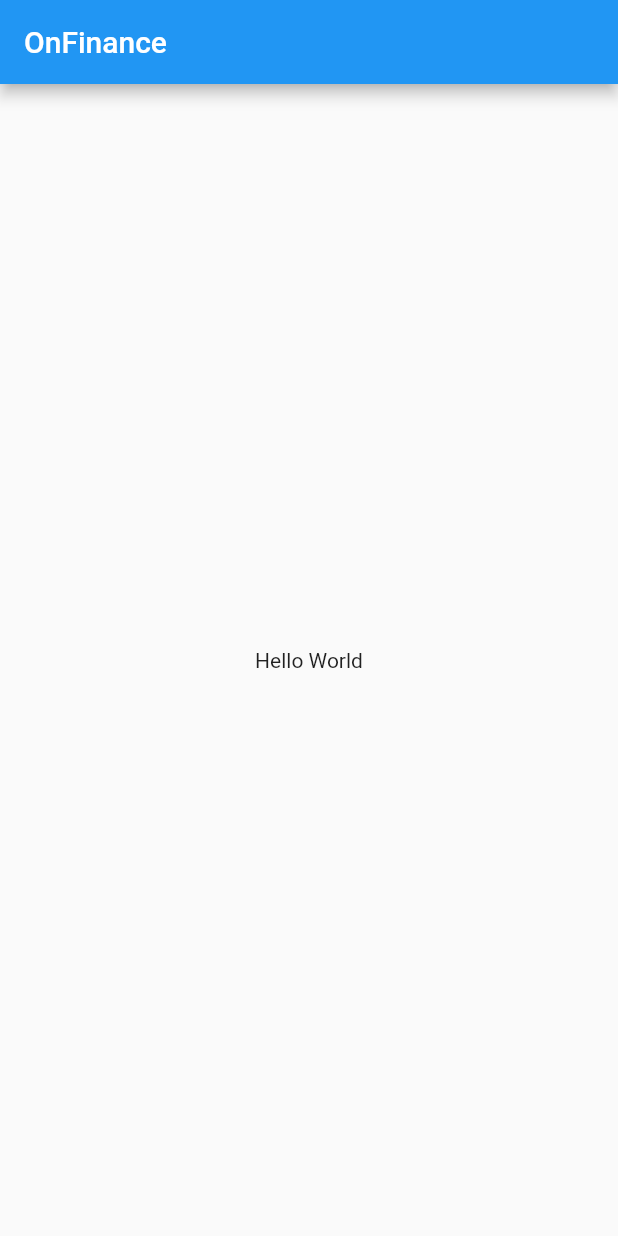
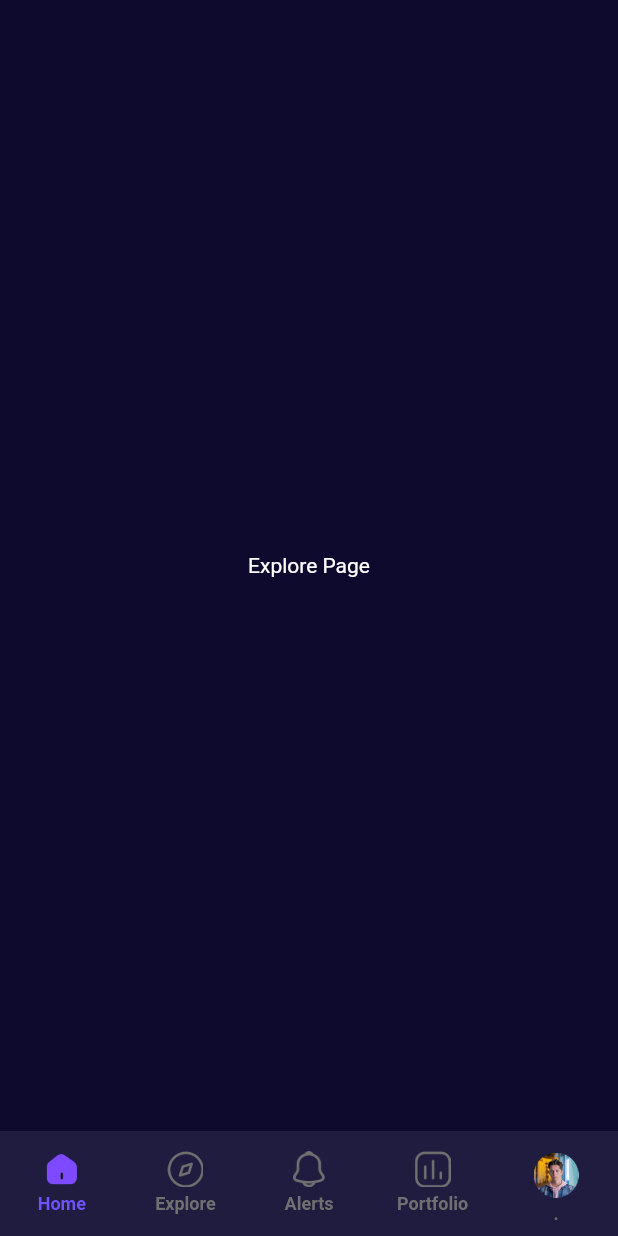
Before and after one commit to AyushTripathi28/OnFinanceAssignment, a Flutter app: the screen it shows after launch, on a phone screen of 412 x 824 dp. Run offline on Flutter 3.47's test engine with Material 2 defaults, Android fonts, the phone set to English and light mode, and no system bars.

Commit message:
bottom navbar without FAB done

```diff
--- a/lib/main.dart
+++ b/lib/main.dart
@@ -1,4 +1,7 @@
 import 'package:flutter/material.dart';
+import 'package:onfinance/utils/bottomnavbar.dart';
+
+import 'utils/constants.dart';
 
 void main() {
   runApp(const MyApp());
@@ -13,8 +16,19 @@ class MyApp extends StatelessWidget {
       title: 'OnFinance',
       theme: ThemeData(
         primarySwatch: Colors.blue,
+        textTheme: ThemeData.light().textTheme.copyWith(
+              headline6: const TextStyle(
+                fontFamily: 'OpenSans',
+                fontSize: 18,
+                fontWeight: FontWeight.bold,
+              ),
+              button: const TextStyle(color: Colors.white),
+            ),
+        fontFamily: 'PlusJakartaSans',
+        scaffoldBackgroundColor: backgroundColor,
+        primaryTextTheme: Typography().white,
       ),
-      home: const HomePage(),
+      home: const BottomNavBar(),
     );
   }
 }
--- /dev/null
+++ b/lib/screens/home_page.dart
@@ -0,0 +1,18 @@
+import 'package:flutter/material.dart';
+
+class HomePage extends StatelessWidget {
+  const HomePage({super.key});
+
+  @override
+  Widget build(BuildContext context) {
+    return const Scaffold(
+      body: Center(
+          child: Text(
+        'Explore Page',
+        style: TextStyle(
+          color: Colors.white,
+        ),
+      )),
+    );
+  }
+}
--- /dev/null
+++ b/lib/utils/bottomnavbar.dart
@@ -0,0 +1,126 @@
+import 'package:flutter/material.dart';
+import 'package:onfinance/screens/explore_page.dart';
+import 'package:onfinance/screens/home_page.dart';
+import 'package:onfinance/screens/alerts_page.dart';
+import 'package:onfinance/screens/portfolio_page.dart';
+import 'package:onfinance/utils/constants.dart';
+
+import '../gen/assets.gen.dart';
+
+class BottomNavBar extends StatefulWidget {
+  const BottomNavBar({Key? key}) : super(key: key);
+  @override
+  State<BottomNavBar> createState() => _BottomNavBarState();
+}
+
+class _BottomNavBarState extends State<BottomNavBar> {
+  int _index = 0;
+  final List<Widget> _widgetOptions = const <Widget>[
+    // pages
+    HomePage(),
+    ExplorePage(),
+    AlertsPage(),
+    PortfolioPage(),
+  ];
+
+  @override
+  void initState() {
+    super.initState();
+    // Run code required to handle interacted messages in an async function
+    // as initState() must not be async
+  }
+
+  @override
+  Widget build(BuildContext context) {
+    return Scaffold(
+      // backgroundColor: white,
+      body: _widgetOptions.elementAt(_index),
+      bottomNavigationBar: SizedBox(
+        height: 70,
+        //---
+        child: BottomNavigationBar(
+          type: BottomNavigationBarType.fixed,
+          currentIndex: _index,
+          onTap: (index) {
+            setState(() {
+              _index = index;
+            });
+          },
+          backgroundColor: moreDarkBlue,
+          selectedItemColor: purple,
+          unselectedItemColor: greyLight,
+          selectedLabelStyle: const TextStyle(
+            fontWeight: FontWeight.bold,
+            fontSize: 12,
+            height: 1.6,
+          ),
+          unselectedLabelStyle: const TextStyle(
+            fontWeight: FontWeight.bold,
+            fontSize: 12,
+            height: 1.6,
+          ),
+          items: [
+            BottomNavigationBarItem(
+              icon: _index == 0
+                  ? Image.asset(
+                      Assets.icons.bottomnavbar.homeActiveIcon.path,
+                      height: 24,
+                    )
+                  : Image.asset(
+                      Assets.icons.bottomnavbar.homeInactiveIcon.path,
+                      height: 24,
+                    ),
+              label: 'Home',
+            ),
+            BottomNavigationBarItem(
+              icon: _index == 1
+                  ? Image.asset(
+                      Assets.icons.bottomnavbar.exploreActiveIcon.path,
+                      height: 24,
+                    )
+                  : Image.asset(
+                      Assets.icons.bottomnavbar.exploreInactiveIcon.path,
+                      height: 24,
+                    ),
+              label: 'Explore',
+            ),
+            BottomNavigationBarItem(
+              icon: _index == 2
+                  ? Image.asset(
+                      Assets.icons.bottomnavbar.alertsActiveIcon.path,
+                      height: 24,
+                    )
+                  : Image.asset(
+                      Assets.icons.bottomnavbar.alertsInactiveIcon.path,
+                      height: 24,
+                    ),
+              label: 'Alerts',
+            ),
+            BottomNavigationBarItem(
+              icon: _index == 3
+                  ? Image.asset(
+                      Assets.icons.bottomnavbar.chartActiveIcon.path,
+                      height: 24,
+                    )
+                  : Image.asset(
+                      Assets.icons.bottomnavbar.chartInactiveIcon.path,
+                      height: 24,
+                    ),
+              label: 'Portfolio',
+            ),
+            BottomNavigationBarItem(
+              icon: Padding(
+                padding: const EdgeInsets.only(top: 8.0),
+                child: Image.asset(
+                  Assets.images.person.path,
+                  height: 30,
+                ),
+              ),
+              label: '.',
+            ),
+          ],
+        ),
+      ),
+    );
+  }
+}
--- /dev/null
+++ b/lib/utils/constants.dart
@@ -0,0 +1,6 @@
+import 'package:flutter/material.dart';
+
+Color backgroundColor = const Color(0xff0D0A2E);
+Color greyLight = const Color(0xff707070);
+Color moreDarkBlue = const Color(0xff1F1C3F);
+Color purple = const Color(0xff6F53FE);
--- a/pubspec.yaml
+++ b/pubspec.yaml
@@ -39,6 +39,8 @@ dependencies:
   cupertino_icons: ^1.0.2
 
 dev_dependencies:
+  build_runner:
+  flutter_gen_runner:
   flutter_test:
     sdk: flutter
 
```
Also changed, not shown: lib/gen/assets.gen.dart (added, +233 -0 lines), lib/gen/fonts.gen.dart (added, +15 -0 lines), lib/screens/alerts_page.dart (added, +19 -0 lines), lib/screens/explore_page.dart (added, +18 -0 lines), lib/screens/portfolio_page.dart (added, +18 -0 lines), lib/screens/profile_page.dart (added, +19 -0 lines), assets/icons/bottomnavbar/alerts_active_icon.png (renamed from assets/icons/bottomnavbar/notification_active_icon.png), assets/icons/bottomnavbar/alerts_inactive_icon.png (renamed from assets/icons/bottomnavbar/notification_inactive_icon.png), assets/images/person.png (added), pubspec.lock.
